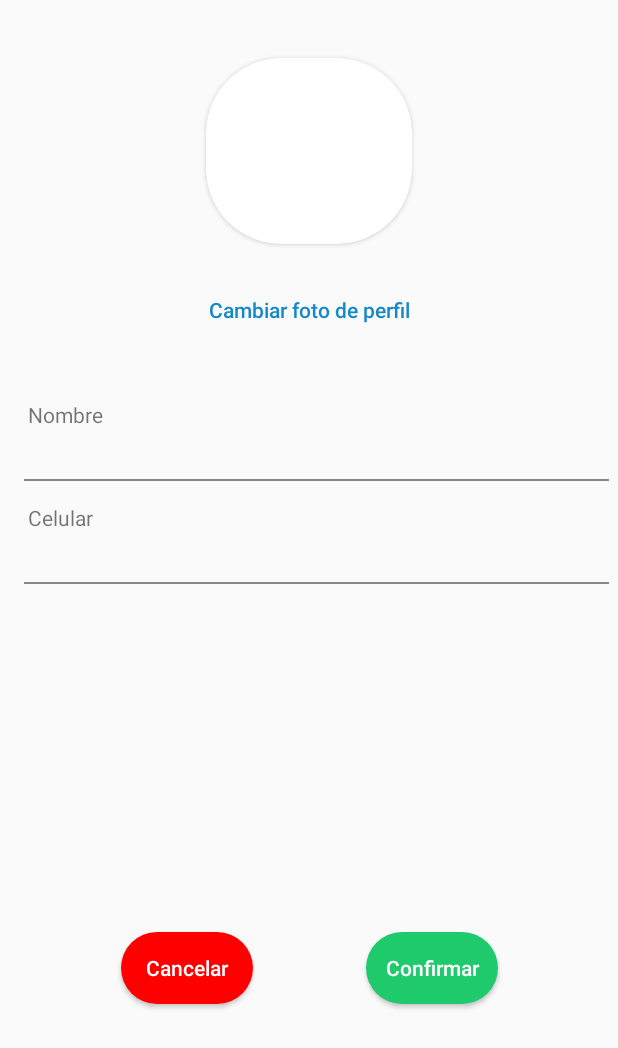
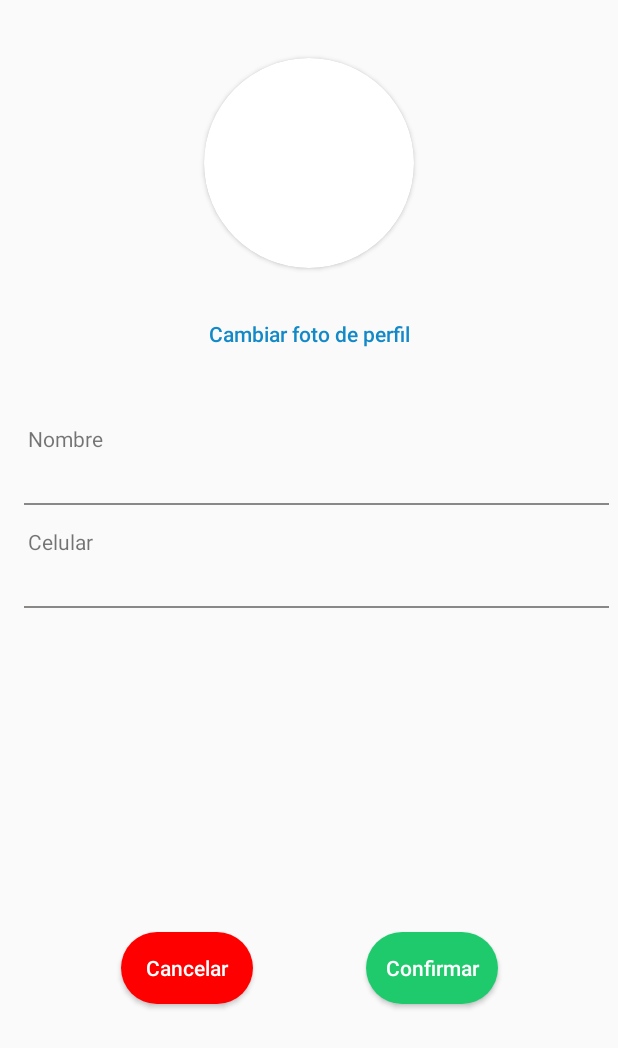
Before and after one commit to BrianWolko/PetRescue, an Android app: the layout fragment_editar_perfil.xml on its own in the app's theme, with its tools: preview values and no code run, on a phone screen of 412 x 824 dp. Shown: the top 1048 px of the screen. Run offline under Robolectric (Android 15) with nearby library versions, the phone set to English and light mode, and no system bars.

Commit message:
Todas las branches estan unidas y todo funciona bien hasta aca

```diff
--- a/app/src/main/java/com/wolkorp/petrescue/fragments/BuscarFragment.kt
+++ b/app/src/main/java/com/wolkorp/petrescue/fragments/BuscarFragment.kt
@@ -139,11 +139,11 @@ class BuscarFragment : Fragment(), OnMapReadyCallback, DatePickerDialog.OnDateSe
 
 
     private fun updatePetsList() {
-        recyclerView.adapter = PetsAdapter(petsList, requireContext())
+        reciclerView.adapter = PetsAdapter(petsList, requireContext()) { selectedPet -> onPetClick(selectedPet) }
     }
 
 
-      private fun setUpReciclerView() {
+    private fun setUpReciclerView() {
         reciclerView.adapter = PetsAdapter(petsList, requireContext()) { selectedPet -> onPetClick(
             selectedPet
         ) }
@@ -151,7 +151,7 @@ class BuscarFragment : Fragment(), OnMapReadyCallback, DatePickerDialog.OnDateSe
         CardSnapHelper().attachToRecyclerView(reciclerView);
 
         //Se activa cuando se desliza  el RecyclerView
-        recyclerView.addOnScrollListener(object : RecyclerView.OnScrollListener() {
+        reciclerView.addOnScrollListener(object : RecyclerView.OnScrollListener() {
             override fun onScrollStateChanged(recyclerView: RecyclerView, newState: Int) {
                 if (newState == RecyclerView.SCROLL_STATE_IDLE) {
                     //El RecyclerView paro de moverse
--- a/app/src/main/java/com/wolkorp/petrescue/fragments/PerfilFragment.kt
+++ b/app/src/main/java/com/wolkorp/petrescue/fragments/PerfilFragment.kt
@@ -66,7 +66,6 @@ class PerfilFragment : Fragment() {
         val currentUserId = FirebaseAuth.getInstance().currentUser?.uid
 
         if(currentUserId != null) {
-
             val query =  FirebaseFirestore
                                             .getInstance()
                                             .collection("Users")
@@ -77,12 +76,11 @@ class PerfilFragment : Fragment() {
                 if (document != null) {
 
                     val user: User = document.toObject()!!
-                    updateImage(user.profileImageUrl)
                     nombre.text =user.userName
                     pais.text = user.pais
                     email.text = user.email
                     numero.text = user.phoneNumber
-
+                    updateImage(user.profileImageUrl)
                     Toast.makeText(context, "Exito obteniendo el usuario", Toast.LENGTH_LONG).show()
 
                 } else {
--- a/app/src/main/res/layout/fragment_editar_perfil.xml
+++ b/app/src/main/res/layout/fragment_editar_perfil.xml
@@ -21,10 +21,10 @@
 
     <androidx.cardview.widget.CardView
         android:id="@+id/profile_picture"
-        android:layout_width="137dp"
-        android:layout_height="124dp"
+        android:layout_width="140dp"
+        android:layout_height="140dp"
         android:elevation="8dp"
-        app:cardCornerRadius="50dp"
+        app:cardCornerRadius="70dp"
         app:layout_constraintEnd_toEndOf="parent"
         app:layout_constraintStart_toStartOf="parent"
         app:layout_constraintTop_toTopOf="@+id/guideline8">
@@ -131,13 +131,13 @@
         android:textColor="#ffffff"
         android:textAllCaps="false"
         app:layout_constraintBottom_toBottomOf="parent"
-        app:layout_constraintEnd_toStartOf="@+id/btnEnviar"
+        app:layout_constraintEnd_toStartOf="@+id/btn_confirmar_cambios"
         app:layout_constraintHorizontal_bias="0.013"
         app:layout_constraintStart_toStartOf="parent"
         app:layout_constraintTop_toTopOf="@+id/guideline9" />
 
     <Button
-        android:id="@+id/btnEnviar"
+        android:id="@+id/btn_confirmar_cambios"
         android:layout_width="wrap_content"
         android:layout_height="wrap_content"
         android:layout_marginEnd="80dp"
--- a/app/src/main/res/layout/popup_addpost.xml
+++ b/app/src/main/res/layout/popup_addpost.xml
@@ -20,7 +20,7 @@
         app:srcCompat="@drawable/com_facebook_button_login_silver_background" />
 
     <Button
-        android:id="@+id/btnEnviar"
+        android:id="@+id/btn_confirmar_cambios"
         android:layout_width="wrap_content"
         android:layout_height="wrap_content"
         android:text="Subir post"
```
Also changed, not shown: app/src/main/java/com/wolkorp/petrescue/fragments/EditarPerfilFragment.kt (+99 -47 lines), app/src/main/java/com/wolkorp/petrescue/fragments/HistoriasFragment.kt (+2 -8 lines), app/src/main/java/com/wolkorp/petrescue/fragments/RegisterFragment.kt (+5 -3 lines).
